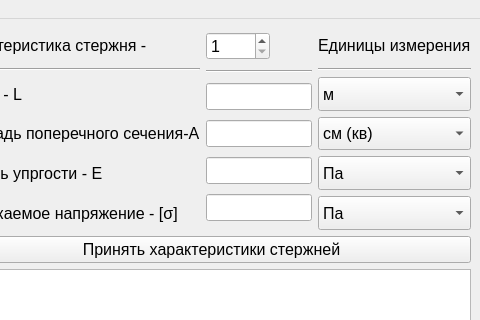
Above: SAPR/mainwindow.ui from DenisMyasnikov/SAPR before the change; both pictures show x 571 to 1051 and y 0 to 320 of the 1051 by 800 pixel window. Below: the same form after it.
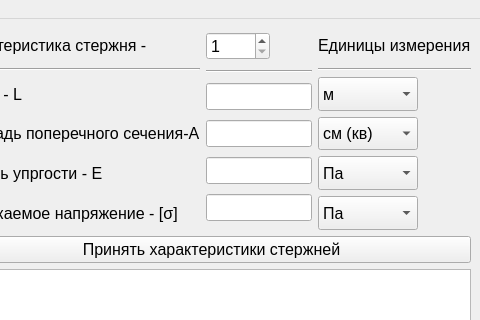
That is the form after the change.

Diff of the .ui file:
```diff
--- a/SAPR/mainwindow.ui
+++ b/SAPR/mainwindow.ui
@@ -612,6 +612,12 @@
                   <verstretch>0</verstretch>
                  </sizepolicy>
                 </property>
+                <property name="maximumSize">
+                 <size>
+                  <width>100</width>
+                  <height>16777215</height>
+                 </size>
+                </property>
                 <property name="font">
                  <font>
                   <pointsize>12</pointsize>
@@ -655,6 +661,12 @@
                   <verstretch>0</verstretch>
                  </sizepolicy>
                 </property>
+                <property name="maximumSize">
+                 <size>
+                  <width>100</width>
+                  <height>16777215</height>
+                 </size>
+                </property>
                 <property name="font">
                  <font>
                   <pointsize>12</pointsize>
@@ -713,6 +725,12 @@
                   <verstretch>0</verstretch>
                  </sizepolicy>
                 </property>
+                <property name="maximumSize">
+                 <size>
+                  <width>100</width>
+                  <height>16777215</height>
+                 </size>
+                </property>
                 <property name="font">
                  <font>
                   <pointsize>12</pointsize>
@@ -743,6 +761,12 @@
                   <verstretch>0</verstretch>
                  </sizepolicy>
                 </property>
+                <property name="maximumSize">
+                 <size>
+                  <width>100</width>
+                  <height>16777215</height>
+                 </size>
+                </property>
                 <property name="font">
                  <font>
                   <pointsize>12</pointsize>
```
Left out of the diff: 12 changed lines with no effect on the pictures.
